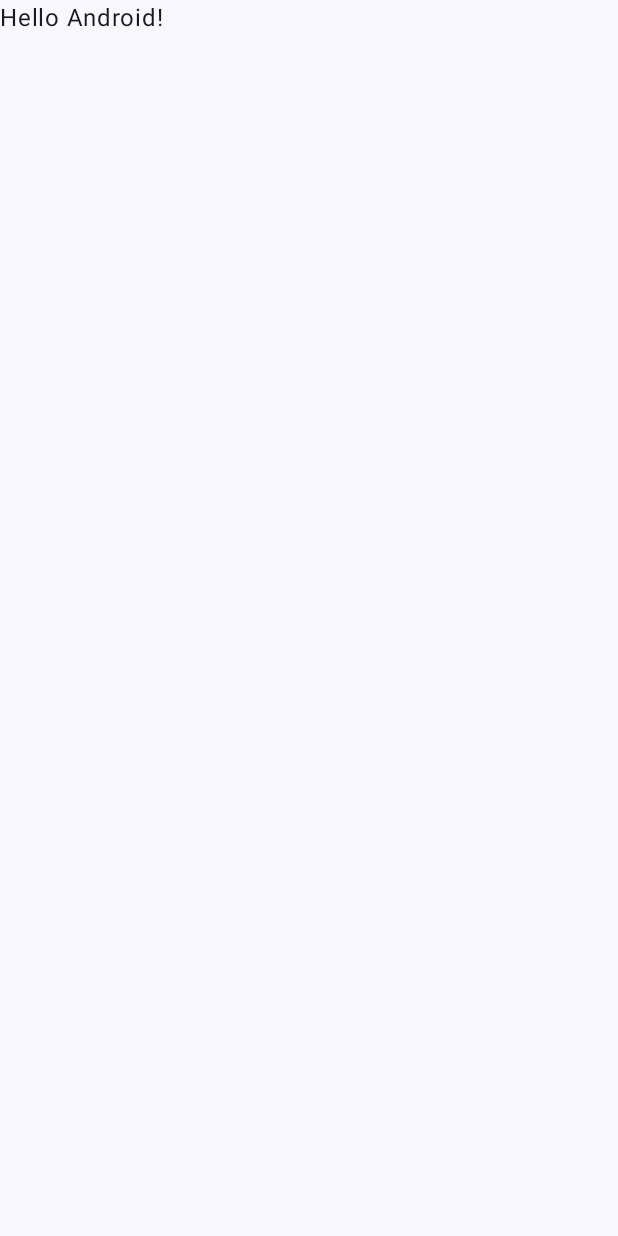
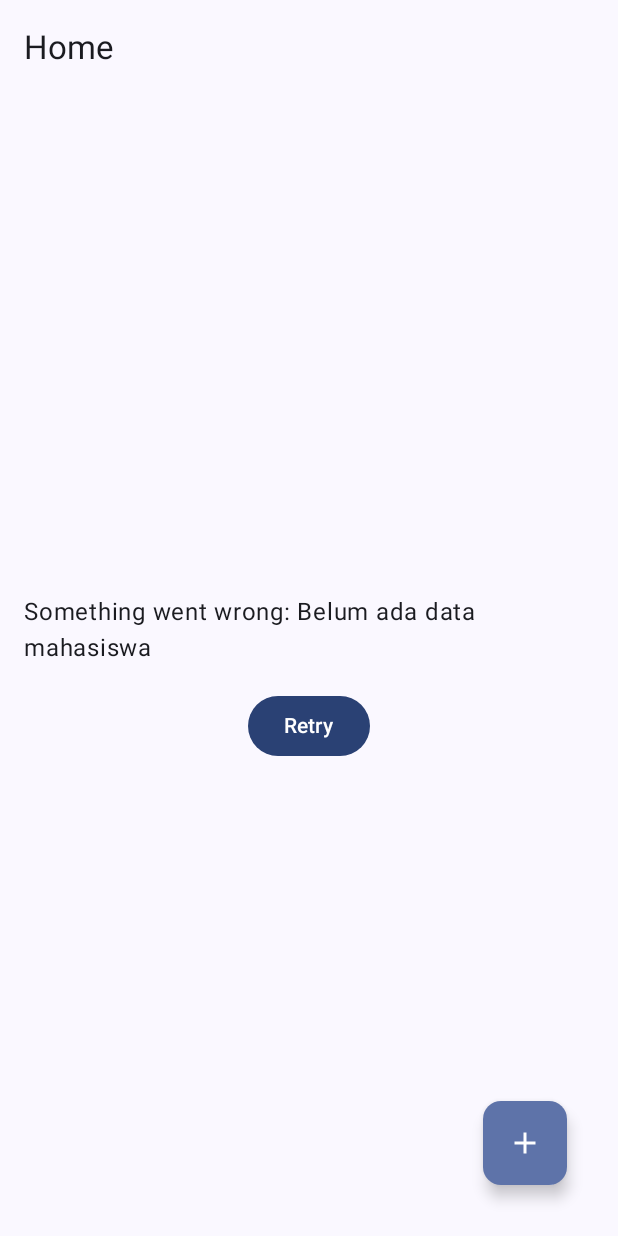
Before and after one commit to aditywp/QuestFireBase_052, an Android app built with Jetpack Compose: the screen it shows after launch (MainActivity), on a phone screen of 412 x 824 dp. Before the commit the screen is almost empty. Run offline under Robolectric (Android 15) with nearby library versions, the phone set to English and light mode, and no system bars; our stand-ins replace Firebase (no records; nobody signed in at launch, a user with empty details on screens opened directly).

Commit message:
Implementasi FireBase read

```diff
--- a/app/src/main/AndroidManifest.xml
+++ b/app/src/main/AndroidManifest.xml
@@ -2,7 +2,11 @@
 <manifest xmlns:android="http://schemas.android.com/apk/res/android"
     xmlns:tools="http://schemas.android.com/tools">
 
+    <uses-permission android:name="android.permission.INTERNET"/>
+    <uses-permission android:name="android.permission.ACCESS_NETWORK_STATE"/>
+
     <application
+        android:name=".MahasiswaApp"
         android:allowBackup="true"
         android:dataExtractionRules="@xml/data_extraction_rules"
         android:fullBackupContent="@xml/backup_rules"
--- /dev/null
+++ b/app/src/main/java/com/example/p13firebase/MahasiswaApp.kt
@@ -0,0 +1,12 @@
+package com.example.p13firebase
+
+import android.app.Application
+import com.example.p13firebase.di.MahasiswaContainer
+
+class MahasiswaApp: Application() {
+    lateinit var container: MahasiswaContainer
+    override fun onCreate() {
+        super.onCreate()
+        container = MahasiswaContainer()
+    }
+}
--- a/app/src/main/java/com/example/p13firebase/MainActivity.kt
+++ b/app/src/main/java/com/example/p13firebase/MainActivity.kt
@@ -11,6 +11,7 @@ import androidx.compose.material3.Text
 import androidx.compose.runtime.Composable
 import androidx.compose.ui.Modifier
 import androidx.compose.ui.tooling.preview.Preview
+import com.example.p13firebase.ui.home.pages.HomeScreen
 import com.example.p13firebase.ui.theme.P13FirebaseTheme
 
 class MainActivity : ComponentActivity() {
@@ -20,9 +21,9 @@ class MainActivity : ComponentActivity() {
         setContent {
             P13FirebaseTheme {
                 Scaffold(modifier = Modifier.fillMaxSize()) { innerPadding ->
-                    Greeting(
-                        name = "Android",
-                        modifier = Modifier.padding(innerPadding)
+                    HomeScreen(
+                        modifier = Modifier.padding(innerPadding),
+                        navigateToItemEntry = {}
                     )
                 }
             }
--- /dev/null
+++ b/app/src/main/java/com/example/p13firebase/di/MahasiswaContainer.kt
@@ -0,0 +1,16 @@
+package com.example.p13firebase.di
+
+import com.example.p13firebase.repository.NetworkRepositoryMhs
+import com.example.p13firebase.repository.RepositoryMhs
+import com.google.firebase.firestore.FirebaseFirestore
+
+interface AppContainer{
+    val repositoryMhs: RepositoryMhs
+}
+
+class MahasiswaContainer : AppContainer {
+    private val firestore: FirebaseFirestore = FirebaseFirestore.getInstance()
+    override val repositoryMhs: RepositoryMhs by lazy {
+        NetworkRepositoryMhs(firestore)
+    }
+}
--- /dev/null
+++ b/app/src/main/java/com/example/p13firebase/repository/NetworkRepositoryMhs.kt
@@ -0,0 +1,45 @@
+package com.example.p13firebase.repository
+
+import com.example.p13firebase.model.Mahasiswa
+import com.google.firebase.firestore.FirebaseFirestore
+import com.google.firebase.firestore.Query
+import kotlinx.coroutines.channels.awaitClose
+import kotlinx.coroutines.flow.Flow
+import kotlinx.coroutines.flow.callbackFlow
+
+class NetworkRepositoryMhs(
+    private val firestore : FirebaseFirestore
+) : RepositoryMhs {
+    override suspend fun insertMhs(mahasiswa: Mahasiswa) {
+        TODO("Not yet implemented")
+    }
+
+    override suspend fun deleteMhs(mahasiswa: Mahasiswa) {
+        TODO("Not yet implemented")
+    }
+
+    override suspend fun updateMhs(mahasiswa: Mahasiswa) {
+        TODO("Not yet implemented")
+    }
+
+    override fun getAllMhs(): Flow<List<Mahasiswa>> = callbackFlow {
+       val mhsCollection = firestore.collection("Mahasiswa")
+           .orderBy("nim", Query.Direction.ASCENDING)
+            .addSnapshotListener{value, error ->
+                if (value != null) {
+                    val mhsList = value.documents.mapNotNull {
+                        it.toObject(Mahasiswa::class.java)
+                    }
+                    trySend(mhsList)
+                }
+            }
+        awaitClose {
+            mhsCollection.remove()
+        }
+    }
+
+    override fun getMhs(nim: String): Flow<Mahasiswa> {
+        TODO("Not yet implemented")
+    }
+
+}
--- /dev/null
+++ b/app/src/main/java/com/example/p13firebase/repository/RepositoryMhs.kt
@@ -0,0 +1,16 @@
+package com.example.p13firebase.repository
+
+import com.example.p13firebase.model.Mahasiswa
+import kotlinx.coroutines.flow.Flow
+
+interface RepositoryMhs {
+    suspend fun insertMhs(mahasiswa: Mahasiswa)
+
+    suspend fun deleteMhs(mahasiswa: Mahasiswa)
+
+    suspend fun updateMhs(mahasiswa: Mahasiswa)
+
+    fun getAllMhs(): Flow<List<Mahasiswa>>
+
+    fun getMhs(nim: String): Flow<Mahasiswa>
+}
--- /dev/null
+++ b/app/src/main/java/com/example/p13firebase/ui/PenyediaViewModel.kt
@@ -0,0 +1,20 @@
+package com.example.p13firebase.ui
+
+import androidx.lifecycle.ViewModelProvider
+import androidx.lifecycle.viewmodel.CreationExtras
+import androidx.lifecycle.viewmodel.initializer
+import androidx.lifecycle.viewmodel.viewModelFactory
+import com.example.p13firebase.MahasiswaApp
+import com.example.p13firebase.ui.home.viewmodel.HomeViewModel
+
+object PenyediaViewModel{
+    val Factory = viewModelFactory {
+        initializer {
+            HomeViewModel(
+                MahasiswaApp().container.repositoryMhs)
+        }
+    }
+}
+
+fun CreationExtras.MahasiswaApp(): MahasiswaApp =
+    (this[ViewModelProvider.AndroidViewModelFactory.APPLICATION_KEY] as MahasiswaApp)
--- /dev/null
+++ b/app/src/main/java/com/example/p13firebase/ui/home/pages/HomeView.kt
@@ -0,0 +1,247 @@
+package com.example.p13firebase.ui.home.pages
+
+import androidx.compose.foundation.clickable
+import androidx.compose.foundation.layout.Arrangement
+import androidx.compose.foundation.layout.Column
+import androidx.compose.foundation.layout.PaddingValues
+import androidx.compose.foundation.layout.Row
+import androidx.compose.foundation.layout.Spacer
+import androidx.compose.foundation.layout.fillMaxSize
+import androidx.compose.foundation.layout.fillMaxWidth
+import androidx.compose.foundation.layout.padding
+import androidx.compose.foundation.lazy.LazyColumn
+import androidx.compose.foundation.lazy.items
+import androidx.compose.material.icons.Icons
+import androidx.compose.material.icons.filled.Add
+import androidx.compose.material.icons.filled.Delete
+import androidx.compose.material3.AlertDialog
+import androidx.compose.material3.Button
+import androidx.compose.material3.Card
+import androidx.compose.material3.CardDefaults
+import androidx.compose.material3.ExperimentalMaterial3Api
+import androidx.compose.material3.FloatingActionButton
+import androidx.compose.material3.Icon
+import androidx.compose.material3.IconButton
+import androidx.compose.material3.MaterialTheme
+import androidx.compose.material3.Scaffold
+import androidx.compose.material3.Text
+import androidx.compose.material3.TextButton
+import androidx.compose.material3.TopAppBar
+import androidx.compose.material3.TopAppBarDefaults
+import androidx.compose.runtime.Composable
+import androidx.compose.runtime.getValue
+import androidx.compose.runtime.mutableStateOf
+import androidx.compose.runtime.saveable.rememberSaveable
+import androidx.compose.runtime.setValue
+import androidx.compose.ui.Alignment
+import androidx.compose.ui.Modifier
+import androidx.compose.ui.graphics.Color
+import androidx.compose.ui.input.nestedscroll.nestedScroll
+import androidx.compose.ui.unit.dp
+import androidx.lifecycle.viewmodel.compose.viewModel
+import com.example.p13firebase.model.Mahasiswa
+import com.example.p13firebase.ui.PenyediaViewModel
+import com.example.p13firebase.ui.home.viewmodel.HomeViewModel
+import com.example.p13firebase.ui.home.viewmodel.HomeuiState
+
+@OptIn(ExperimentalMaterial3Api::class)
+@Composable
+fun HomeScreen(
+    navigateToItemEntry:() -> Unit,
+    modifier: Modifier = Modifier,
+    onDetailClick: (String) -> Unit = {},
+    viewModel: HomeViewModel = viewModel(factory = PenyediaViewModel.Factory)
+){
+    val scrollBehavior = TopAppBarDefaults.enterAlwaysScrollBehavior()
+    Scaffold(
+        modifier = modifier.nestedScroll(scrollBehavior.nestedScrollConnection),
+        topBar = {
+            TopAppBar(
+                title = {
+                    Text("Home")
+                }
+            )
+        },
+        floatingActionButton = {
+            FloatingActionButton(
+                onClick = navigateToItemEntry,
+                shape = MaterialTheme.shapes.medium,
+                modifier = Modifier.padding(18.dp)
+            ) {
+                Icon(imageVector = Icons.Default.Add, contentDescription = "Add Mahasiswa")
+            }
+        },
+    ) { innerPadding ->
+        HomeStatus(
+            homeUiState = viewModel.mhsUiState,
+            retryAction = {viewModel.getMhs()}, modifier = Modifier.padding(innerPadding),
+            onDetailClick = onDetailClick,
+            onDeleteClick = {
+                viewModel.getMhs()
+            }
+        )
+    }
+}
+
+@Composable
+fun HomeStatus(
+    homeUiState: HomeuiState,
+    retryAction: () -> Unit,
+    modifier: Modifier = Modifier,
+    onDetailClick: (String) -> Unit,
+    onDeleteClick: (Mahasiswa) -> Unit = {},
+){
+    var deleteConfirmationRequired by rememberSaveable { mutableStateOf<Mahasiswa?>(null) }
+    when (homeUiState) {
+        is HomeuiState.Loading -> OnLoading(modifier = modifier.fillMaxSize())
+
+        is HomeuiState.Success -> {
+            MhsLayout(
+                mahasiswa = homeUiState.data,
+                modifier = modifier.fillMaxWidth(),
+                onDetailClick = { onDetailClick(it) },
+                onDeleteClick = {
+                    onDeleteClick(it)
+                }
+            )
+            deleteConfirmationRequired?.let { data ->
+                DeleteConfirmationDialog(
+                    onDeleteConfirm = {
+                        onDeleteClick(data)
+                        deleteConfirmationRequired = null
+                    },
+                    onDeleteCancel = {
+                        deleteConfirmationRequired = null
+                    })
+            }
+        }
+        is HomeuiState.Error -> OnError(retryAction, modifier = modifier.fillMaxSize(), message = homeUiState.e.message ?: "Error")
+    }
+}
+
+@Composable
+fun OnLoading(modifier: Modifier = Modifier){
+    Text("Loading...", modifier = modifier)
+}
+
+@Composable
+fun OnError(retryAction: () -> Unit,
+            message: String, modifier: Modifier = Modifier){
+    Column(
+        modifier = modifier,
+        verticalArrangement = Arrangement.Center,
+        horizontalAlignment = Alignment.CenterHorizontally
+    ) {
+        Text(text = "Something went wrong: $message", modifier = Modifier.padding(16.dp))
+        Button(onClick = retryAction) {
+            Text(text = "Retry")
+        }
+    }
+}
+
+@Composable
+fun MhsLayout(
+    mahasiswa: List<Mahasiswa>,
+    modifier: Modifier = Modifier,
+    onDetailClick: (String) -> Unit,
+    onDeleteClick: (Mahasiswa) -> Unit = {}
+) {
+    LazyColumn(
+        modifier = modifier,
+        contentPadding = PaddingValues(16.dp),
+        verticalArrangement = Arrangement.spacedBy(16.dp)
+    ) {
+        items(
+            items = mahasiswa,
+            itemContent = { mhs ->
+                MhsCard(
+                    mahasiswa = mhs,
+                    modifier = Modifier
+                        .fillMaxWidth()
+                        .clickable { },
+                    onDeleteClick = {
+                        onDeleteClick(mhs)
+                    }
+                )
+            }
+        )
+    }
+}
+
+@Composable
+fun MhsCard(
+    mahasiswa: Mahasiswa,
+    modifier: Modifier = Modifier,
+    onDeleteClick: (Mahasiswa) -> Unit = {}
+) {
+
+    Card (
+        modifier = modifier,
+        shape = MaterialTheme.shapes.medium,
+        elevation = CardDefaults.cardElevation(defaultElevation = 8.dp)
+    ) {
+        Column(
+            modifier = Modifier.padding(16.dp),
+            verticalArrangement = Arrangement.spacedBy(8.dp)
+        ) {
+            Row (
+                modifier = Modifier.fillMaxWidth(),
+                verticalAlignment = Alignment.CenterVertically
+            ) {
+                Text(
+                    text = mahasiswa.nama,
+                    style = MaterialTheme.typography.titleLarge
+                )
+                Spacer(Modifier.weight(1f))
+                IconButton(onClick = { onDeleteClick(mahasiswa) }) {
+                    Icon(
+                        imageVector = Icons.Default.Delete,
+                        contentDescription = null,
+                    )
+                }
+                Text(
+                    text = mahasiswa.nim,
+                    style = MaterialTheme.typography.titleMedium
+                )
+            }
+            Text(
+                text = mahasiswa.kelas,
+                style = MaterialTheme.typography.titleMedium
+            )
+            Text(
+                text = mahasiswa.alamat,
+                style = MaterialTheme.typography.titleMedium
+            )
+        }
+    }
+}
+
+@Composable
+private fun DeleteConfirmationDialog (
+    onDeleteConfirm: () -> Unit,
+    onDeleteCancel: () -> Unit,
+    modifier: Modifier = Modifier
+) {
+    AlertDialog(onDismissRequest = {},
+        title = { Text("Delete Data") },
+        text = { Text("Apakah anda yakin ingin menghapus data?") },
+        modifier = modifier,
+        dismissButton = {
+            TextButton (onClick = onDeleteCancel) {
+                Text(text = "Cancel")
+            }
+        },
+        confirmButton = {
+            Card(
+                colors = CardDefaults.cardColors(
+                    containerColor = Color.Red
+                )
+            ) {
+                TextButton(onClick = onDeleteConfirm) {
+                    Text(text = "Yes", color = Color.White)
+                }
+            }
+
+        }
+    )
+}
--- /dev/null
+++ b/app/src/main/java/com/example/p13firebase/ui/home/viewmodel/HomeViewModel.kt
@@ -0,0 +1,51 @@
+package com.example.p13firebase.ui.home.viewmodel
+
+import androidx.compose.runtime.getValue
+import androidx.compose.runtime.mutableStateOf
+import androidx.compose.runtime.setValue
+import androidx.lifecycle.ViewModel
+import androidx.lifecycle.viewModelScope
+import com.example.p13firebase.model.Mahasiswa
+import com.example.p13firebase.repository.RepositoryMhs
+import kotlinx.coroutines.flow.catch
+import kotlinx.coroutines.flow.onStart
+import kotlinx.coroutines.launch
+
+class HomeViewModel(
+    private val repositoryMhs: RepositoryMhs
+) : ViewModel() {
+    var mhsUiState: HomeuiState by mutableStateOf((HomeuiState.Loading))
+        private set
+
+    init {
+        getMhs()
+    }
+
+    fun getMhs(){
+        viewModelScope.launch {
+            repositoryMhs.getAllMhs()
+                .onStart {
+                    mhsUiState = HomeuiState.Loading
+                }
+                .catch {
+                    mhsUiState = HomeuiState.Error(e = it)
+                }
+                .collect{
+                    mhsUiState = if (it.isEmpty()) {
+                        HomeuiState.Error(Exception("Belum ada data mahasiswa"))
+                    } else {
+                        HomeuiState.Success(it)
+                    }
+                }
+        }
+    }
+}
+
+
+sealed class HomeuiState{
+    object Loading : HomeuiState()
+
+    data class Success(val data: List<Mahasiswa>) : HomeuiState()
+
+    data class Error(val e: Throwable) : HomeuiState()
+}
--- a/build.gradle.kts
+++ b/build.gradle.kts
@@ -3,4 +3,6 @@ plugins {
     alias(libs.plugins.android.application) apply false
     alias(libs.plugins.kotlin.android) apply false
     alias(libs.plugins.kotlin.compose) apply false
+
+    id("com.google.gms.google-services") version "4.4.2" apply false
 }
--- a/gradle/libs.versions.toml
+++ b/gradle/libs.versions.toml
@@ -7,9 +7,12 @@ junitVersion = "1.2.1"
 espressoCore = "3.6.1"
 lifecycleRuntimeKtx = "2.8.7"
 activityCompose = "1.9.3"
+lifecycleViewmodelCompose = "2.6.2"
 composeBom = "2024.04.01"
+firebaseFirestore = "25.1.1"
 
 [libraries]
+androidx-lifecycle-viewmodel-compose = { module = "androidx.lifecycle:lifecycle-viewmodel-compose", version.ref = "lifecycleViewmodelCompose" }
 androidx-core-ktx = { group = "androidx.core", name = "core-ktx", version.ref = "coreKtx" }
 junit = { group = "junit", name = "junit", version.ref = "junit" }
 androidx-junit = { group = "androidx.test.ext", name = "junit", version.ref = "junitVersion" }
@@ -24,6 +27,7 @@ androidx-ui-tooling-preview = { group = "androidx.compose.ui", name = "ui-toolin
 androidx-ui-test-manifest = { group = "androidx.compose.ui", name = "ui-test-manifest" }
 androidx-ui-test-junit4 = { group = "androidx.compose.ui", name = "ui-test-junit4" }
 androidx-material3 = { group = "androidx.compose.material3", name = "material3" }
+firebase-firestore = { group = "com.google.firebase", name = "firebase-firestore", version.ref = "firebaseFirestore" }
 
 [plugins]
 android-application = { id = "com.android.application", version.ref = "agp" }
```
Also changed, not shown: app/build.gradle.kts (+7 -1 lines), app/src/main/java/com/example/p13firebase/model/Mahasiswa.kt (added, +12 -0 lines), 1 other file.
